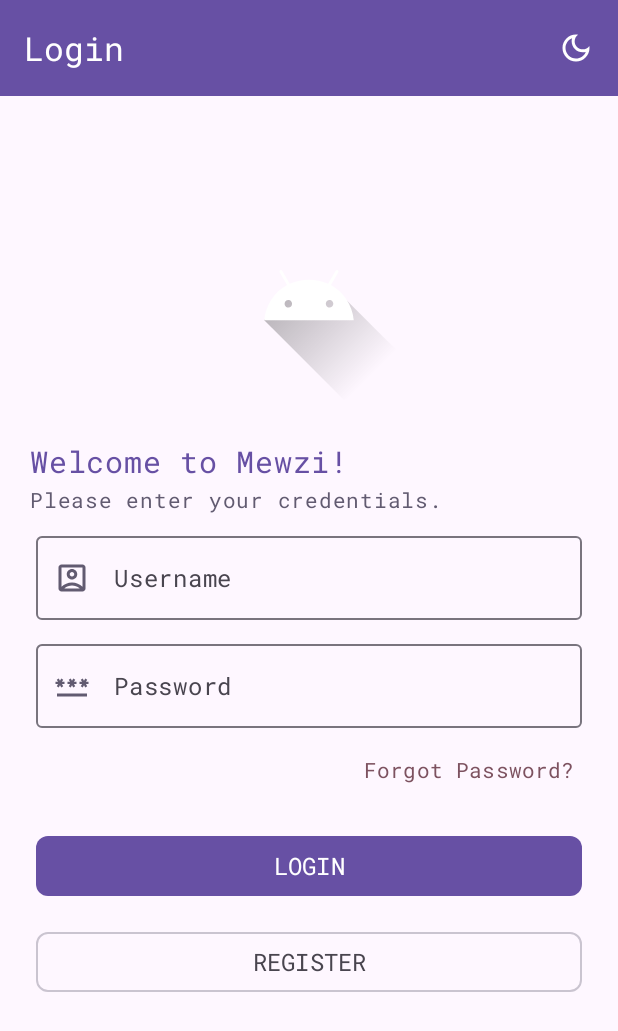
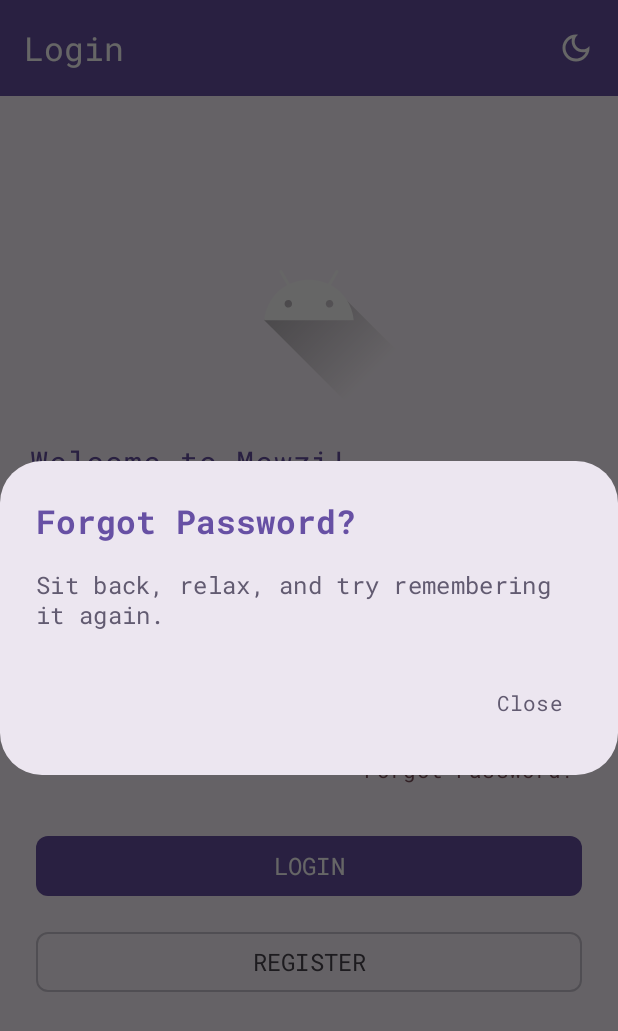
Before and after one commit to ralphmarondev/Mewzi, an Android app built with Jetpack Compose: the screen it shows after launch (MainActivity), after a tap on "Forgot Password?", on a phone screen of 412 x 824 dp. Shown: the top 1031 px of the screen. Run offline under Robolectric (Android 15) with nearby library versions, the light colour scheme and no system bars.

Commit message:
[android] added ForgotPasswordDialog

```diff
--- /dev/null
+++ b/android/app/src/main/java/com/ralphmarondev/mewzi/features/auth/presentation/components/ForgotPasswordDialog.kt
@@ -0,0 +1,44 @@
+package com.ralphmarondev.mewzi.features.auth.presentation.components
+
+import androidx.compose.material3.AlertDialog
+import androidx.compose.material3.MaterialTheme
+import androidx.compose.material3.Text
+import androidx.compose.material3.TextButton
+import androidx.compose.runtime.Composable
+
+@Composable
+fun ForgotPasswordDialog(
+    onDismiss: () -> Unit
+) {
+    AlertDialog(
+        onDismissRequest = onDismiss,
+        title = {
+            Text(
+                text = "Forgot Password?",
+                fontSize = MaterialTheme.typography.titleLarge.fontSize,
+                fontWeight = MaterialTheme.typography.titleLarge.fontWeight,
+                color = MaterialTheme.colorScheme.primary
+            )
+        },
+        text = {
+            Text(
+                text = "Sit back, relax, and try remembering it again.",
+                fontSize = MaterialTheme.typography.titleMedium.fontSize,
+                fontWeight = MaterialTheme.typography.titleMedium.fontWeight,
+                color = MaterialTheme.colorScheme.secondary
+            )
+        },
+        confirmButton = {
+            TextButton(
+                onClick = onDismiss
+            ) {
+                Text(
+                    text = "Close",
+                    fontSize = MaterialTheme.typography.titleSmall.fontSize,
+                    fontWeight = MaterialTheme.typography.titleSmall.fontWeight,
+                    color = MaterialTheme.colorScheme.secondary
+                )
+            }
+        }
+    )
+}
--- a/android/app/src/main/java/com/ralphmarondev/mewzi/features/auth/presentation/login/LoginScreen.kt
+++ b/android/app/src/main/java/com/ralphmarondev/mewzi/features/auth/presentation/login/LoginScreen.kt
@@ -49,6 +49,7 @@
 import coil.compose.rememberAsyncImagePainter
 import com.ralphmarondev.mewzi.R
 import com.ralphmarondev.mewzi.core.util.LocalThemeState
+import com.ralphmarondev.mewzi.features.auth.presentation.components.ForgotPasswordDialog
 import com.ralphmarondev.mewzi.features.auth.presentation.components.NormalTextField
 import com.ralphmarondev.mewzi.features.auth.presentation.components.PasswordTextField
 import org.koin.androidx.compose.koinViewModel
@@ -63,6 +64,7 @@
     val username = viewModel.username.collectAsState().value
     val password = viewModel.password.collectAsState().value
     val response = viewModel.response.collectAsState().value
+    val showForgotPasswordDialog = viewModel.showForgotPasswordDialog.collectAsState().value
 
     val focusManager = LocalFocusManager.current
     val themeState = LocalThemeState.current
@@ -189,7 +191,7 @@
                     )
 
                     TextButton(
-                        onClick = {},
+                        onClick = { viewModel.setShowForgotPasswordDialogValue(true) },
                         modifier = Modifier.align(Alignment.End)
                     ) {
                         Text(
@@ -234,4 +236,12 @@
             item { Spacer(modifier = Modifier.height(100.dp)) }
         }
     }
+
+    if (showForgotPasswordDialog) {
+        ForgotPasswordDialog(
+            onDismiss = {
+                viewModel.setShowForgotPasswordDialogValue(false)
+            }
+        )
+    }
 }
--- a/android/app/src/main/java/com/ralphmarondev/mewzi/features/auth/presentation/login/LoginViewModel.kt
+++ b/android/app/src/main/java/com/ralphmarondev/mewzi/features/auth/presentation/login/LoginViewModel.kt
@@ -16,6 +16,9 @@
     private val _response = MutableStateFlow(AuthResponse())
     val response = _response.asStateFlow()
 
+    private val _showForgotPasswordDialog = MutableStateFlow(false)
+    val showForgotPasswordDialog = _showForgotPasswordDialog.asStateFlow()
+
 
     fun onUsernameValueChange(value: String) {
         _username.value = value
@@ -25,6 +28,10 @@
         _password.value = value
     }
 
+    fun setShowForgotPasswordDialogValue(value: Boolean) {
+        _showForgotPasswordDialog.value = value
+    }
+
     fun login() {
 
     }
```
